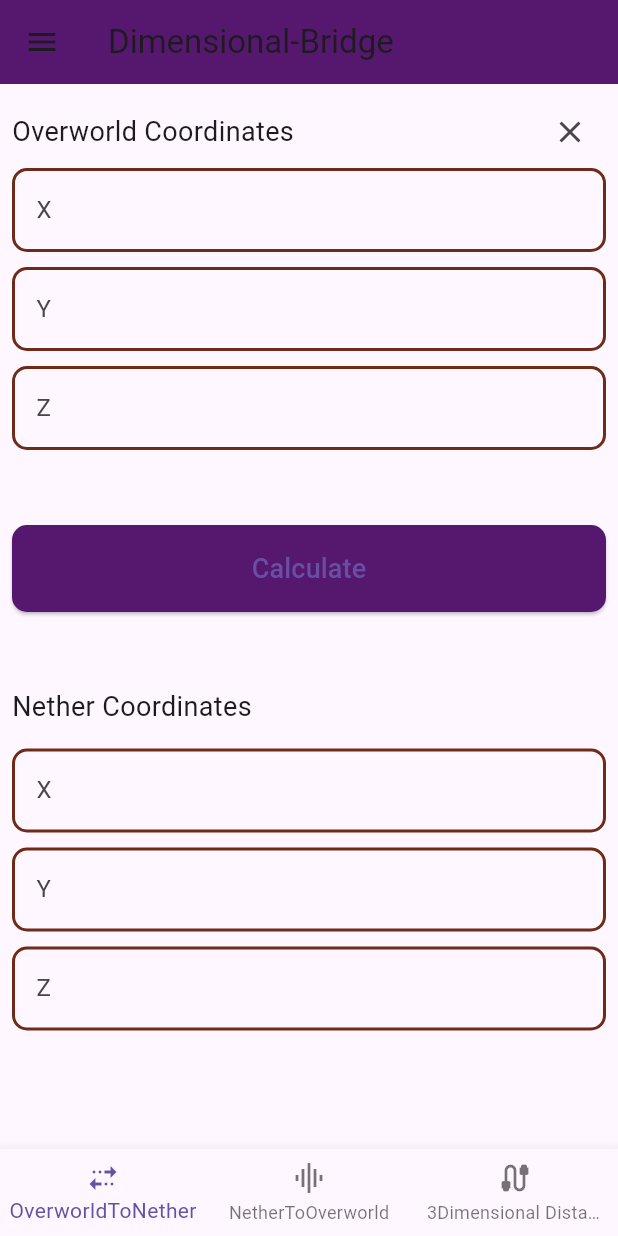
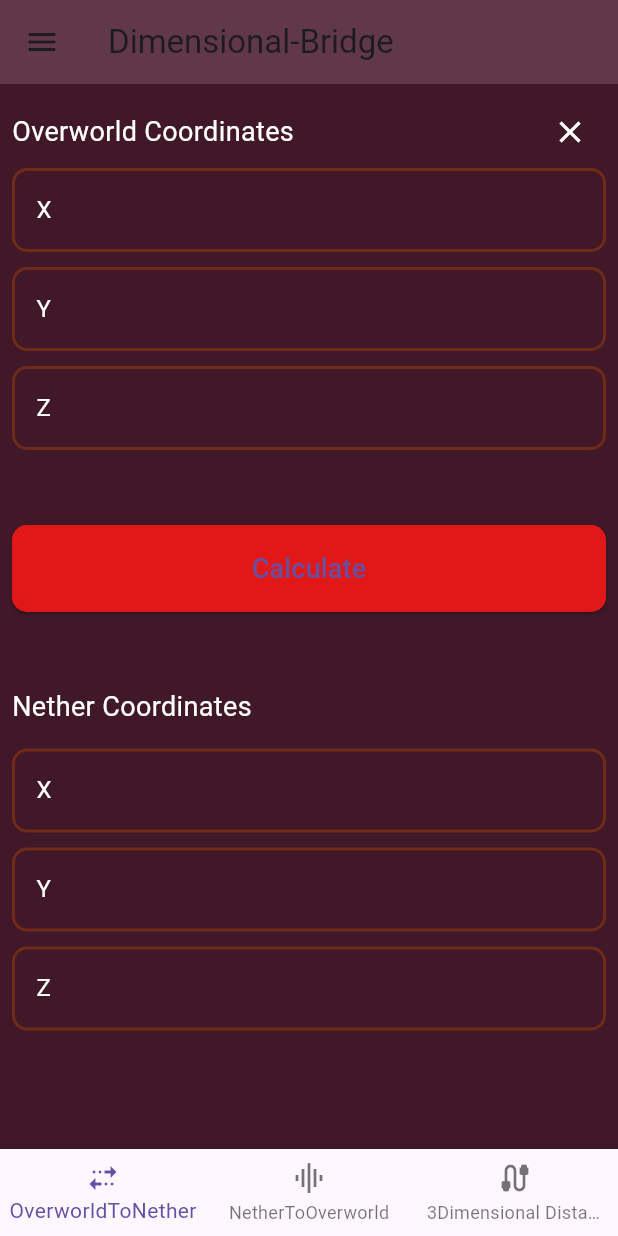
Before and after one commit to PZK3759/Dimensional-Bridge, a Flutter app: the screen it shows after launch, on a phone screen of 412 x 824 dp. Run offline on Flutter 3.47's test engine with Material 3 defaults, Android fonts, the phone set to English and light mode, and no system bars; our stand-ins replace flutter_spinkit.

Commit message:
Changed App Theme

```diff
--- a/lib/Global.dart
+++ b/lib/Global.dart
@@ -1,7 +1,8 @@
 import 'package:flutter/material.dart';
 
-Color primaryColor = Color(0xff56186F),
+Color primaryColor = Color(0xff603848),
     secondaryColor = Color(0xff6F2A18),
     activeTFColor = Color(0xff56186F),
     inactiveTFColor = Color(0xff6F2A18),
-    primaryButtonColor = Color(0xff56186F);
+    primaryButtonColor = Color(0xffe01818),
+    primaryTextColor = Colors.white;
--- a/lib/Screens/HomePage.dart
+++ b/lib/Screens/HomePage.dart
@@ -20,12 +20,7 @@ class HomePage extends StatefulWidget {
 class _HomePageState extends State<HomePage> {
 
 
-
-  final screens = [
-    OverToNether(),
-    NetherToOver(),
-    ThreeDimensionalDistance()
-  ];
+  PageController pageController = PageController(initialPage: 0);
 
   @override
   Widget build(BuildContext context) {
@@ -46,10 +41,24 @@ class _HomePageState extends State<HomePage> {
           onTap: (index){
             setState(() {
               widget.currentIndex = index;
+              pageController.animateToPage(index, duration: Duration(seconds: 1), curve: Curves.easeInOut);
             });
           },
         ),
-        body: screens[widget.currentIndex],
+        body: PageView(
+          onPageChanged: (index){
+            widget.currentIndex = index;
+            setState(() {
+
+            });
+          },
+          controller: pageController,
+          children: [
+            OverToNether(),
+            NetherToOver(),
+            ThreeDimensionalDistance(),
+          ],
+        ),
     ));
   }
 
--- a/lib/Screens/OverToNether.dart
+++ b/lib/Screens/OverToNether.dart
@@ -1,3 +1,4 @@
+import 'package:dimensional_bridge/Global.dart';
 import 'package:flutter/material.dart';
 
 import '../Widgets/CustomButton.dart';
@@ -39,16 +40,16 @@ class _OverToNetherState extends State<OverToNether> {
         child: Column(
           children: [
             Row(children: [
-              Text("Overworld Coordinates", style: TextStyle(fontSize: 18),),
+              Text("Overworld Coordinates", style: TextStyle(fontSize: 18,color: primaryTextColor),),
               Expanded(child: Container()),
               IconButton(onPressed: clearTextFields,
-                  icon: Icon(Icons.clear_outlined)),
+                  icon: Icon(Icons.clear_outlined,color: Colors.white,)),
             ]),
-            CustomTextField(overWorld_X_Controller, Text("X"), false),
+            CustomTextField(overWorld_X_Controller, Text("X",style: TextStyle( color: primaryTextColor)), false),
             SizedBox(height: 10,),
-            CustomTextField(overWorld_Y_Controller, Text("Y"), false),
+            CustomTextField(overWorld_Y_Controller, Text("Y",style: TextStyle( color: primaryTextColor)), false),
             SizedBox(height: 10,),
-            CustomTextField(overWorld_Z_Controller, Text("Z"), false),
+            CustomTextField(overWorld_Z_Controller, Text("Z",style: TextStyle( color: primaryTextColor)), false),
             SizedBox(height: 50,),
             SizedBox(
               width: double.infinity,
@@ -56,15 +57,15 @@ class _OverToNetherState extends State<OverToNether> {
             ),
             SizedBox(height: 50,),
             Row(children: [
-              Text("Nether Coordinates", style: TextStyle(fontSize: 18),),
+              Text("Nether Coordinates", style: TextStyle(fontSize: 18,color: primaryTextColor),),
               Expanded(child: Container()),
             ]),
             SizedBox(height: 15,),
-            CustomTextField(nether_X_Controller, Text("X"), true),
+            CustomTextField(nether_X_Controller, Text("X",style: TextStyle( color: primaryTextColor)), true),
             SizedBox(height: 10,),
-            CustomTextField(nether_Y_Controller, Text("Y"), true),
+            CustomTextField(nether_Y_Controller, Text("Y",style: TextStyle( color: primaryTextColor)), true),
             SizedBox(height: 10,),
-            CustomTextField(nether_Z_Controller, Text("Z"), true),
+            CustomTextField(nether_Z_Controller, Text("Z",style: TextStyle( color: primaryTextColor)), true),
           ],
         ),
       ),
--- a/lib/Widgets/CustomTextField.dart
+++ b/lib/Widgets/CustomTextField.dart
@@ -10,6 +10,7 @@ Widget CustomTextField(
 
 ){
   return TextField(
+    style: TextStyle(color: primaryTextColor),
     controller: controller,
     readOnly: readOnly,
     keyboardType: TextInputType.number,
--- a/lib/Widgets/NavigationDrawerWidget.dart
+++ b/lib/Widgets/NavigationDrawerWidget.dart
@@ -1,3 +1,4 @@
+import 'package:dimensional_bridge/Screens/AboutPage.dart';
 import 'package:dimensional_bridge/Screens/HomePage.dart';
 import 'package:flutter/material.dart';
 
@@ -18,8 +19,8 @@ class _NavigationDrawerWidgetState extends State<NavigationDrawerWidget> {
           SizedBox(height: 20,),
           Text("Under-Construction",style: TextStyle(fontSize: 20),),
           TextButton(onPressed: (){
-            Navigator.pushReplacement(context, MaterialPageRoute(builder: (_) => HomePage(2)));
-          }, child: Text("3Dimensional Distance"))
+            Navigator.pushReplacement(context, MaterialPageRoute(builder: (_) => AboutPage()));
+          }, child: Text("About"))
         ],
       ),
     );
--- a/lib/main.dart
+++ b/lib/main.dart
@@ -15,6 +15,7 @@ class MyApp extends StatelessWidget {
     return MaterialApp(
       theme: ThemeData(
         primaryColor: primaryColor,
+        scaffoldBackgroundColor: Color(0xff401828)
       ),
       home: SplashScreen(),
     );
```
Also changed, not shown: lib/Screens/3DimensionalDistance.dart (+10 -10 lines), lib/Screens/NetherToOver.dart (+10 -9 lines).
